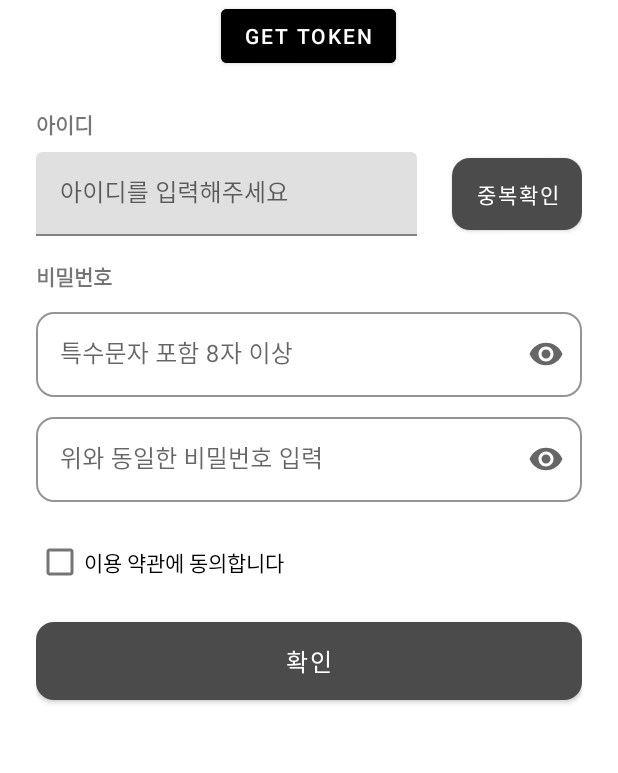
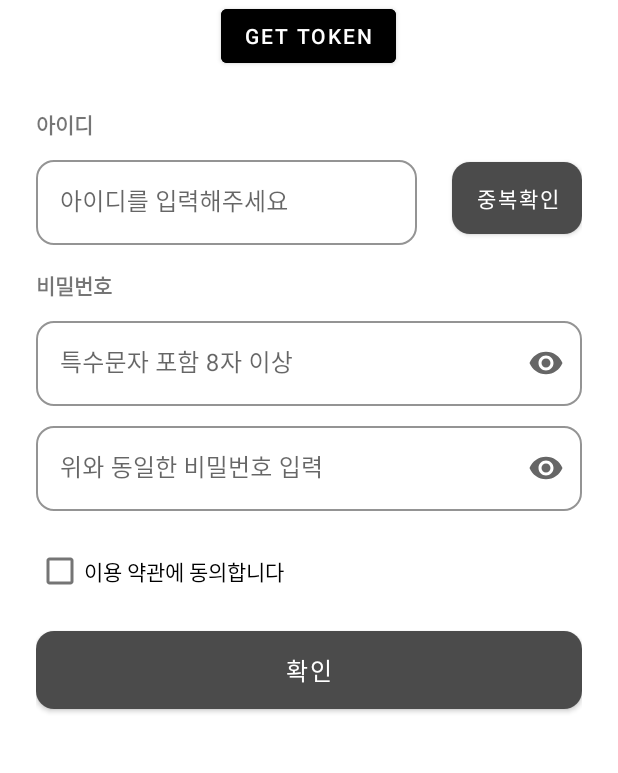
Before and after one commit to GURU2-F25/F25_frontend, an Android app: the SignupFragment screen opened through its navigation route, on a phone screen of 412 x 824 dp, the part 84-857 px from its top. Run offline under Robolectric (Android 15) with nearby library versions, the phone set to English and light mode, and no system bars; our stand-ins replace data binding, navigation-ui.

Commit message:
Fix: attr 오타 수정

```diff
--- a/app/src/main/res/layout/fragment_signup.xml
+++ b/app/src/main/res/layout/fragment_signup.xml
@@ -27,7 +27,7 @@
                 android:layout_width="0dp"
                 android:layout_weight="1"
                 android:layout_height="wrap_content"
-                android:style="@style/UnderlineStyle"
+                style="@style/UnderlineStyle"
                 android:hint="아이디를 입력해주세요">
 
                 <com.google.android.material.textfield.TextInputEditText
```
